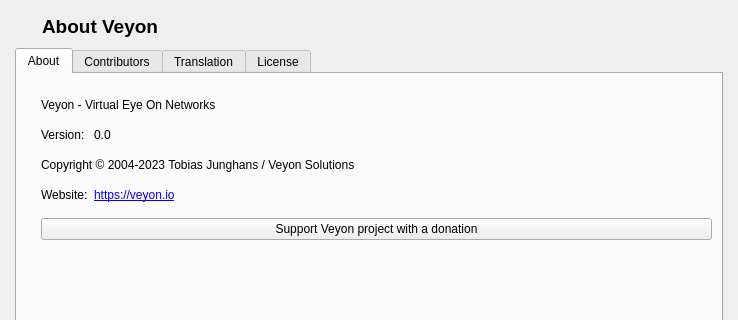
Old version of the form core/src/AboutDialog.ui in the repository rudihartono7/veyon; both pictures show x 0 to 738 and y 0 to 320 of the 738 by 500 pixel window.
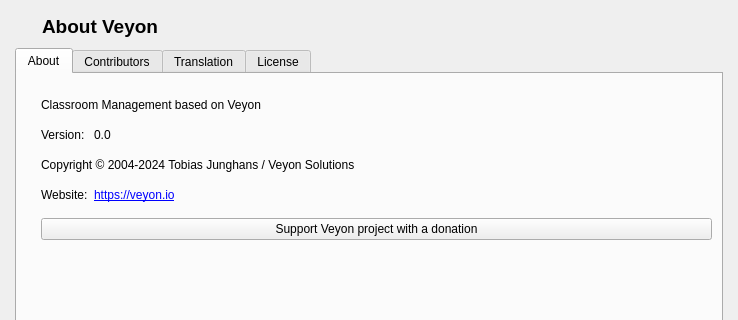
New version of the form. The open tabs and pages were chosen to show the change. Icons and pictures are not drawn.

```diff
--- a/core/src/AboutDialog.ui
+++ b/core/src/AboutDialog.ui
@@ -117,7 +117,7 @@
        <item row="0" column="0" colspan="2">
         <widget class="QLabel" name="label_3">
          <property name="text">
-          <string notr="true">Veyon - Virtual Eye On Networks</string>
+          <string notr="true">Classroom Management based on Veyon</string>
          </property>
         </widget>
        </item>
@@ -148,7 +148,7 @@
        <item row="3" column="0" colspan="2">
         <widget class="QLabel" name="label_8">
          <property name="text">
-          <string notr="true">Copyright © 2004-2023 Tobias Junghans / Veyon Solutions</string>
+          <string notr="true">Copyright © 2004-2024 Tobias Junghans / Veyon Solutions</string>
          </property>
         </widget>
        </item>
```
Left out of the diff: 14 changed lines with no effect on the pictures.
